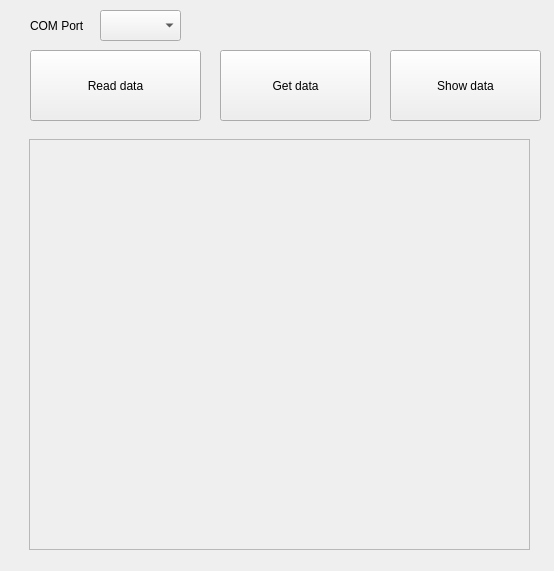
The window that ReadData.ui (BuslaySt/Helmholz-Polymagnit) describes before a commit, drawn with Qt 5.
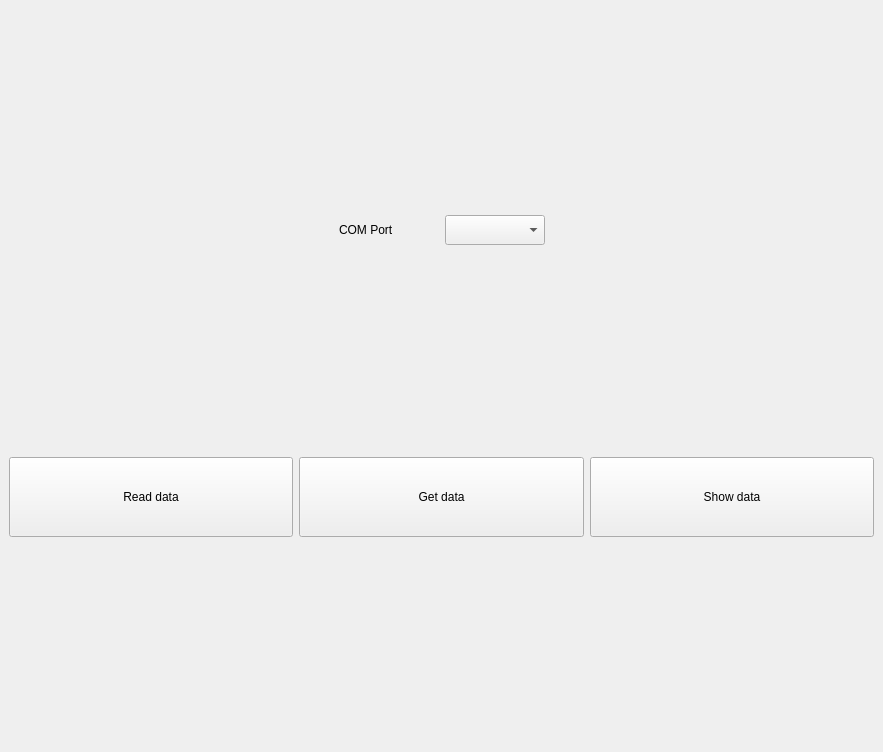
The same window after the commit.

What changed in the file:
```diff
--- a/ReadData.ui
+++ b/ReadData.ui
@@ -1,99 +1,120 @@
 <?xml version="1.0" encoding="UTF-8"?>
 <ui version="4.0">
- <class>Form</class>
- <widget class="QWidget" name="Form">
-  <property name="enabled">
-   <bool>true</bool>
-  </property>
+ <class>MainWindow</class>
+ <widget class="QMainWindow" name="MainWindow">
   <property name="geometry">
    <rect>
     <x>0</x>
     <y>0</y>
-    <width>554</width>
-    <height>571</height>
+    <width>883</width>
+    <height>752</height>
    </rect>
   </property>
   <property name="windowTitle">
    <string>Form</string>
   </property>
-  <widget class="QPushButton" name="pBtn1_Read">
-   <property name="geometry">
-    <rect>
-     <x>30</x>
-     <y>50</y>
-     <width>171</width>
-     <height>71</height>
-    </rect>
-   </property>
-   <property name="text">
-    <string>Read data</string>
-   </property>
-  </widget>
-  <widget class="QPushButton" name="pBtn2_Get">
-   <property name="geometry">
-    <rect>
-     <x>220</x>
-     <y>50</y>
-     <width>151</width>
-     <height>71</height>
-    </rect>
-   </property>
-   <property name="text">
-    <string>Get data</string>
-   </property>
-  </widget>
-  <widget class="QPushButton" name="pBtn3_Show">
-   <property name="geometry">
-    <rect>
-     <x>390</x>
-     <y>50</y>
-     <width>151</width>
-     <height>71</height>
-    </rect>
-   </property>
-   <property name="text">
-    <string>Show data</string>
-   </property>
-  </widget>
-  <widget class="QComboBox" name="cBox_COMPort">
-   <property name="geometry">
-    <rect>
-     <x>100</x>
-     <y>10</y>
-     <width>81</width>
-     <height>31</height>
-    </rect>
-   </property>
-  </widget>
-  <widget class="QLabel" name="lbl_COMPort">
-   <property name="geometry">
-    <rect>
-     <x>30</x>
-     <y>10</y>
-     <width>61</width>
-     <height>31</height>
-    </rect>
-   </property>
-   <property name="text">
-    <string>COM Port</string>
-   </property>
-  </widget>
-  <widget class="QFrame" name="frame">
-   <property name="geometry">
-    <rect>
-     <x>29</x>
-     <y>139</y>
-     <width>501</width>
-     <height>411</height>
-    </rect>
-   </property>
-   <property name="frameShape">
-    <enum>QFrame::StyledPanel</enum>
-   </property>
-   <property name="frameShadow">
-    <enum>QFrame::Raised</enum>
-   </property>
-   <layout class="QVBoxLayout" name="vFrameLayout"/>
+  <widget class="QWidget" name="centralwidget">
+   <layout class="QVBoxLayout" name="verticalLayout">
+    <item>
+     <layout class="QHBoxLayout" name="horizontalLayout">
+      <item>
+       <spacer name="horizontalSpacer_2">
+        <property name="orientation">
+         <enum>Qt::Horizontal</enum>
+        </property>
+        <property name="sizeHint" stdset="0">
+         <size>
+          <width>40</width>
+          <height>20</height>
+         </size>
+        </property>
+       </spacer>
+      </item>
+      <item>
+       <widget class="QLabel" name="lbl_COMPort">
+        <property name="minimumSize">
+         <size>
+          <width>100</width>
+          <height>30</height>
+         </size>
+        </property>
+        <property name="text">
+         <string>COM Port</string>
+        </property>
+       </widget>
+      </item>
+      <item>
+       <widget class="QComboBox" name="cBox_COMPort">
+        <property name="minimumSize">
+         <size>
+          <width>100</width>
+          <height>30</height>
+         </size>
+        </property>
+       </widget>
+      </item>
+      <item>
+       <spacer name="horizontalSpacer">
+        <property name="orientation">
+         <enum>Qt::Horizontal</enum>
+        </property>
+        <property name="sizeHint" stdset="0">
+         <size>
+          <width>40</width>
+          <height>20</height>
+         </size>
+        </property>
+       </spacer>
+      </item>
+     </layout>
+    </item>
+    <item>
+     <layout class="QHBoxLayout" name="horizontalLayout_2">
+      <item>
+       <widget class="QPushButton" name="pBtn1_Read">
+        <property name="minimumSize">
+         <size>
+          <width>200</width>
+          <height>80</height>
+         </size>
+        </property>
+        <property name="text">
+         <string>Read data</string>
+        </property>
+       </widget>
+      </item>
+      <item>
+       <widget class="QPushButton" name="pBtn2_Get">
+        <property name="minimumSize">
+         <size>
+          <width>200</width>
+          <height>80</height>
+         </size>
+        </property>
+        <property name="text">
+         <string>Get data</string>
+        </property>
+       </widget>
+      </item>
+      <item>
+       <widget class="QPushButton" name="pBtn3_Show">
+        <property name="minimumSize">
+         <size>
+          <width>200</width>
+          <height>80</height>
+         </size>
+        </property>
+        <property name="text">
+         <string>Show data</string>
+        </property>
+       </widget>
+      </item>
+     </layout>
+    </item>
+    <item>
+     <layout class="QHBoxLayout" name="hLayout"/>
+    </item>
+   </layout>
   </widget>
  </widget>
  <resources/>
```
Left out of the diff: 2 changed lines with no effect on the pictures.
